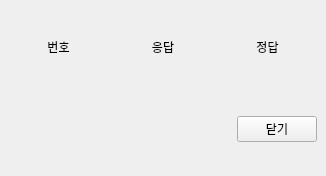
yuj09161/mock_grade, file UI/error.ui: the form before one commit.
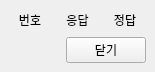
The form after the commit.

Commit message:
deprecated func 수정 등
1. scale 부분: deprecated func 구현 제거(주석 처리)
2. 이전 파일 불러오기 버그 (이전 파일 초기화 버그) 정정
3. import 정리
등

Patch:
```diff
--- a/UI/error.ui
+++ b/UI/error.ui
@@ -6,8 +6,8 @@
    <rect>
     <x>0</x>
     <y>0</y>
-    <width>326</width>
-    <height>176</height>
+    <width>155</width>
+    <height>72</height>
    </rect>
   </property>
   <property name="windowTitle">
```
The commit also changes 2 other files.
